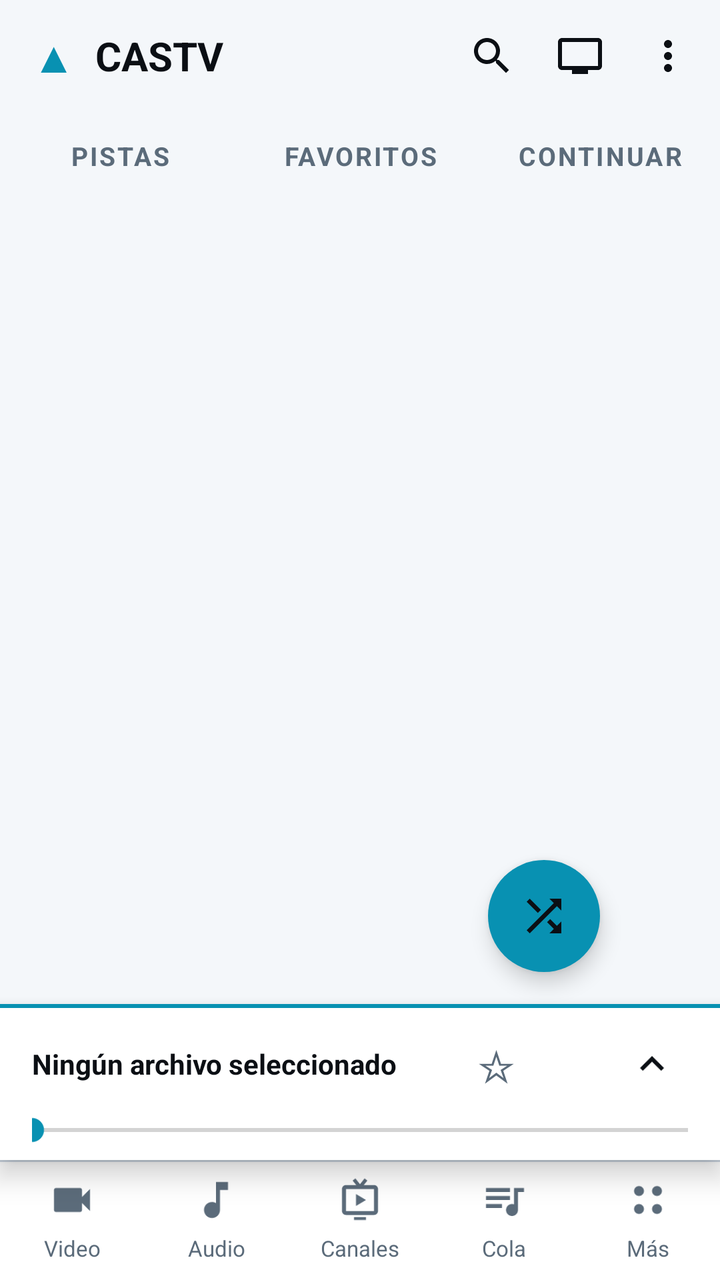
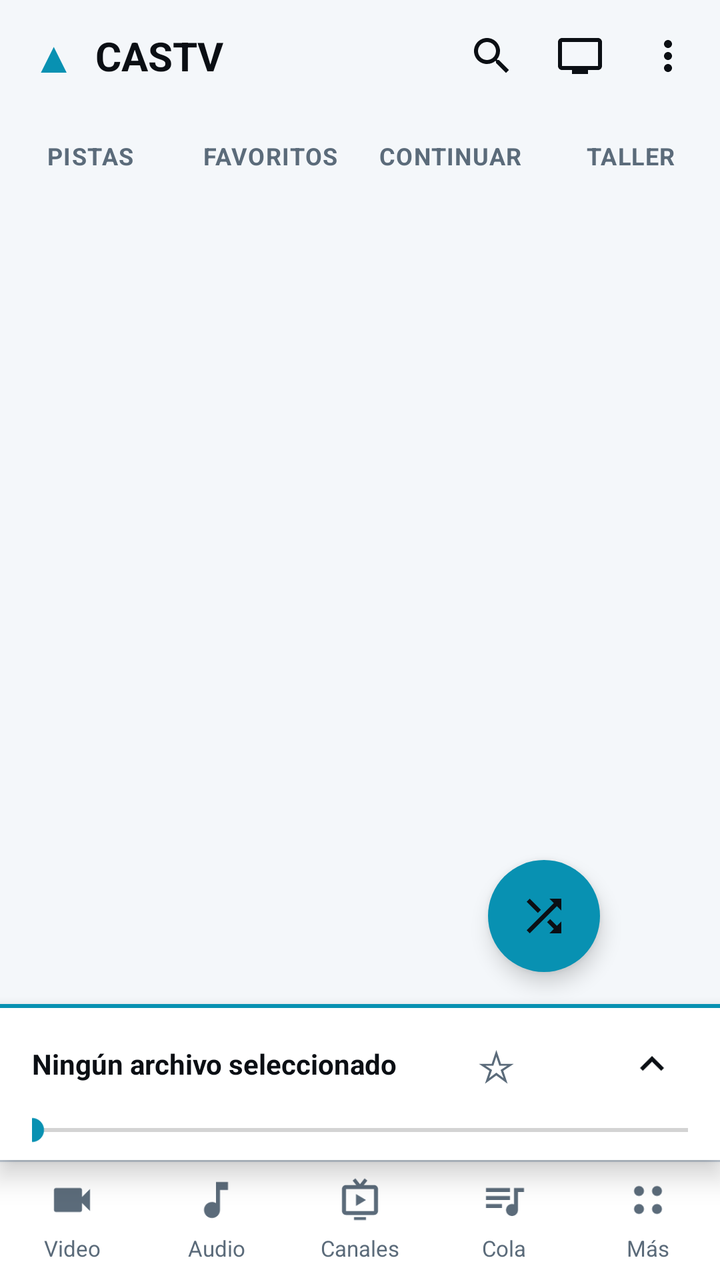

Screens rendered from an Android XML layout before and after an edit, with the pre-edit source and the edit as a unified diff.
<!-- AndroidManifest.xml: application theme Theme.Castv -->
<!-- res/layout/activity_main.xml -->
<?xml version="1.0" encoding="utf-8"?>
<LinearLayout xmlns:android="http://schemas.android.com/apk/res/android"
    android:layout_width="match_parent"
    android:layout_height="match_parent"
    android:background="?attr/castvBg"
    android:orientation="vertical">

    
    <LinearLayout
        android:layout_width="match_parent"
        android:layout_height="56dp"
        android:gravity="center_vertical"
        android:orientation="horizontal"
        android:paddingStart="16dp"
        android:paddingEnd="4dp">

        <TextView
            android:layout_width="wrap_content"
            android:layout_height="wrap_content"
            android:text="▲"
            android:textColor="?attr/castvAccent"
            android:textSize="22sp" />

        <TextView
            android:layout_width="wrap_content"
            android:layout_height="wrap_content"
            android:layout_marginStart="10dp"
            android:text="CASTV"
            android:textColor="@color/vlc_text"
            android:textSize="20sp"
            android:textStyle="bold" />

        <TextView
            android:id="@+id/tvVersion"
            android:layout_width="wrap_content"
            android:layout_height="wrap_content"
            android:layout_marginStart="8dp"
            android:text=""
            android:textColor="?attr/castvAccent"
            android:textSize="14sp"
            android:textStyle="bold" />

        
        <TextView
            android:id="@+id/tvIncog"
            android:layout_width="wrap_content"
            android:layout_height="wrap_content"
            android:layout_marginStart="8dp"
            android:contentDescription="Modo incógnito activado"
            android:text="🕵️‍♂️"
            android:textSize="18sp"
            android:visibility="gone" />

        <View
            android:layout_width="0dp"
            android:layout_height="1dp"
            android:layout_weight="1" />

        <ImageButton
            android:id="@+id/btnSearch"
            android:layout_width="44dp"
            android:layout_height="44dp"
            android:background="?attr/selectableItemBackgroundBorderless"
            android:contentDescription="Buscar"
            android:padding="10dp"
            android:scaleType="fitCenter"
            android:src="@drawable/ic_search" />

        <ImageButton
            android:id="@+id/btnOutput"
            android:layout_width="44dp"
            android:layout_height="44dp"
            android:background="?attr/selectableItemBackgroundBorderless"
            android:contentDescription="Salida de música"
            android:padding="10dp"
            android:scaleType="fitCenter"
            android:src="@drawable/ic_tv" />

        <ImageButton
            android:id="@+id/btnMenu"
            android:layout_width="44dp"
            android:layout_height="44dp"
            android:background="?attr/selectableItemBackgroundBorderless"
            android:contentDescription="Más opciones"
            android:padding="10dp"
            android:scaleType="fitCenter"
            android:src="@drawable/ic_more_vert_w" />
    </LinearLayout>

    
    <LinearLayout
        android:id="@+id/searchBar"
        android:layout_width="match_parent"
        android:layout_height="wrap_content"
        android:gravity="center_vertical"
        android:orientation="horizontal"
        android:paddingStart="12dp"
        android:paddingEnd="12dp"
        android:paddingBottom="8dp"
        android:visibility="gone">

        <EditText
            android:id="@+id/etSearch"
            android:layout_width="0dp"
            android:layout_height="44dp"
            android:layout_weight="1"
            android:background="@drawable/bg_search"
            android:hint="Buscar..."
            android:imeOptions="actionSearch"
            android:importantForAutofill="no"
            android:inputType="text"
            android:maxLines="1"
            android:paddingStart="16dp"
            android:paddingEnd="16dp"
            android:singleLine="true"
            android:textColor="@color/vlc_text"
            android:textColorHint="@color/vlc_muted"
            android:textSize="14sp" />

        <TextView
            android:id="@+id/btnClearSearch"
            android:layout_width="44dp"
            android:layout_height="44dp"
            android:gravity="center"
            android:text="✕"
            android:textColor="@color/vlc_muted"
            android:textSize="16sp"
            android:visibility="gone" />
    </LinearLayout>

    
    <TextView
        android:id="@+id/tvSearchChannels"
        android:layout_width="match_parent"
        android:layout_height="40dp"
        android:ellipsize="end"
        android:gravity="center_vertical"
        android:maxLines="1"
        android:paddingStart="16dp"
        android:paddingEnd="16dp"
        android:textColor="?attr/castvAccent"
        android:textSize="13sp"
        android:textStyle="bold"
        android:visibility="gone" />

    
    <LinearLayout
        android:layout_width="match_parent"
        android:layout_height="44dp"
        android:orientation="horizontal">

        <TextView
            android:id="@+id/tabAll"
            android:layout_width="0dp"
            android:layout_height="match_parent"
            android:layout_weight="1"
            android:background="@drawable/tab_off"
            android:gravity="center"
            android:letterSpacing="0.08"
            android:text="PISTAS"
            android:textColor="@color/vlc_muted"
            android:textSize="13sp"
            android:textStyle="bold" />

        <TextView
            android:id="@+id/tabFavs"
            android:layout_width="0dp"
            android:layout_height="match_parent"
            android:layout_weight="1"
            android:background="@drawable/tab_off"
            android:gravity="center"
            android:letterSpacing="0.08"
            android:text="FAVORITOS"
            android:textColor="@color/vlc_muted"
            android:textSize="13sp"
            android:textStyle="bold" />

        <TextView
            android:id="@+id/tabResume"
            android:layout_width="0dp"
            android:layout_height="match_parent"
            android:layout_weight="1"
            android:background="@drawable/tab_off"
            android:gravity="center"
            android:letterSpacing="0.08"
            android:text="CONTINUAR"
            android:textColor="@color/vlc_muted"
            android:textSize="13sp"
            android:textStyle="bold" />
    </LinearLayout>

    
    <TextView
        android:id="@+id/tvFilter"
        android:layout_width="wrap_content"
        android:layout_height="32dp"
        android:layout_marginStart="12dp"
        android:layout_marginTop="6dp"
        android:background="@drawable/bg_chip"
        android:ellipsize="end"
        android:gravity="center_vertical"
        android:maxLines="1"
        android:paddingStart="14dp"
        android:paddingEnd="14dp"
        android:textColor="?attr/castvAccent"
        android:textSize="12sp"
        android:textStyle="bold"
        android:visibility="gone" />

    <TextView
        android:id="@+id/tvStatus"
        android:layout_width="match_parent"
        android:layout_height="wrap_content"
        android:ellipsize="end"
        android:maxLines="2"
        android:paddingStart="16dp"
        android:paddingTop="6dp"
        android:paddingEnd="16dp"
        android:paddingBottom="4dp"
        android:text="Buscando TV en la red..."
        android:textColor="@color/vlc_muted"
        android:textSize="12sp"
        android:visibility="gone" />

    <FrameLayout
        android:layout_width="match_parent"
        android:layout_height="0dp"
        android:layout_weight="1">

        <ListView
            android:id="@+id/listFiles"
            android:layout_width="match_parent"
            android:layout_height="match_parent"
            android:background="?attr/castvBg"
            android:clipToPadding="false"
            android:divider="@android:color/transparent"
            android:dividerHeight="0dp"
            android:footerDividersEnabled="false"
            android:headerDividersEnabled="false"
            android:paddingBottom="72dp"
            android:scrollbars="none" />

        
        <LinearLayout
            android:layout_width="match_parent"
            android:layout_height="wrap_content"
            android:layout_gravity="center"
            android:gravity="center_horizontal"
            android:orientation="vertical">

            <TextView
                android:id="@+id/tvEmpty"
                android:layout_width="match_parent"
                android:layout_height="wrap_content"
                android:gravity="center"
                android:lineSpacingExtra="4dp"
                android:padding="32dp"
                android:textColor="@color/vlc_muted"
                android:textSize="15sp"
                android:visibility="gone" />

            <TextView
                android:id="@+id/tvEmptyAction"
                android:layout_width="wrap_content"
                android:layout_height="40dp"
                android:layout_marginTop="-16dp"
                android:background="@drawable/bg_chip"
                android:gravity="center"
                android:paddingStart="20dp"
                android:paddingEnd="20dp"
                android:textColor="?attr/castvAccent"
                android:textSize="14sp"
                android:textStyle="bold"
                android:visibility="gone" />
        </LinearLayout>

        <ImageButton
            android:id="@+id/fabShuffle"
            android:layout_width="56dp"
            android:layout_height="56dp"
            android:layout_gravity="bottom|end"
            android:layout_marginBottom="16dp"
            android:layout_marginEnd="60dp"
            android:background="@drawable/ctrl_play"
            android:contentDescription="Mezclar y reproducir"
            android:elevation="6dp"
            android:padding="15dp"
            android:scaleType="fitCenter"
            android:src="@drawable/ic_shuffle"
            android:tint="#0B0F14" />
    </FrameLayout>

    <include layout="@layout/player_bar" />

    
    <LinearLayout
        android:layout_width="match_parent"
        android:layout_height="60dp"
        android:background="@drawable/bg_bottom_nav"
        android:orientation="horizontal">

        <TextView
            android:id="@+id/navVideo"
            android:layout_width="0dp"
            android:layout_height="match_parent"
            android:layout_weight="1"
            android:drawablePadding="2dp"
            android:drawableTint="@color/vlc_muted"
            android:drawableTop="@drawable/ic_nav_video"
            android:ellipsize="end"
            android:gravity="center"
            android:maxLines="1"
            android:paddingStart="4dp"
            android:paddingTop="8dp"
            android:paddingEnd="4dp"
            android:paddingBottom="6dp"
            android:text="Video"
            android:textColor="@color/vlc_muted"
            android:textSize="11sp" />

        <TextView
            android:id="@+id/navAudio"
            android:layout_width="0dp"
            android:layout_height="match_parent"
            android:layout_weight="1"
            android:drawablePadding="2dp"
            android:drawableTint="@color/vlc_muted"
            android:drawableTop="@drawable/ic_nav_audio"
            android:ellipsize="end"
            android:gravity="center"
            android:maxLines="1"
            android:paddingStart="4dp"
            android:paddingTop="8dp"
            android:paddingEnd="4dp"
            android:paddingBottom="6dp"
            android:text="Audio"
            android:textColor="@color/vlc_muted"
            android:textSize="11sp" />

        <TextView
            android:id="@+id/navFolders"
            android:layout_width="0dp"
            android:layout_height="match_parent"
            android:layout_weight="1"
            android:drawablePadding="2dp"
            android:drawableTint="@color/vlc_muted"
            android:drawableTop="@drawable/ic_nav_channels"
            android:ellipsize="end"
            android:gravity="center"
            android:maxLines="1"
            android:paddingStart="4dp"
            android:paddingTop="8dp"
            android:paddingEnd="4dp"
            android:paddingBottom="6dp"
            android:text="Canales"
            android:textColor="@color/vlc_muted"
            android:textSize="11sp" />

        <TextView
            android:id="@+id/navQueue"
            android:layout_width="0dp"
            android:layout_height="match_parent"
            android:layout_weight="1"
            android:drawablePadding="2dp"
            android:drawableTint="@color/vlc_muted"
            android:drawableTop="@drawable/ic_nav_queue"
            android:ellipsize="end"
            android:gravity="center"
            android:maxLines="1"
            android:paddingStart="4dp"
            android:paddingTop="8dp"
            android:paddingEnd="4dp"
            android:paddingBottom="6dp"
            android:text="Cola"
            android:textColor="@color/vlc_muted"
            android:textSize="11sp" />

        <TextView
            android:id="@+id/navMore"
            android:layout_width="0dp"
            android:layout_height="match_parent"
            android:layout_weight="1"
            android:drawablePadding="2dp"
            android:drawableTint="@color/vlc_muted"
            android:drawableTop="@drawable/ic_nav_more"
            android:ellipsize="end"
            android:gravity="center"
            android:maxLines="1"
            android:paddingStart="4dp"
            android:paddingTop="8dp"
            android:paddingEnd="4dp"
            android:paddingBottom="6dp"
            android:text="Más"
            android:textColor="@color/vlc_muted"
            android:textSize="11sp" />
    </LinearLayout>
</LinearLayout>
<!-- res/layout/player_bar.xml (included above) -->
<?xml version="1.0" encoding="utf-8"?>
<LinearLayout xmlns:android="http://schemas.android.com/apk/res/android"
    android:layout_width="match_parent"
    android:layout_height="wrap_content"
    android:background="@drawable/bg_mini_player"
    android:elevation="8dp"
    android:orientation="vertical"
    android:paddingStart="16dp"
    android:paddingTop="10dp"
    android:paddingEnd="16dp"
    android:paddingBottom="6dp">

    <LinearLayout
        android:layout_width="match_parent"
        android:layout_height="wrap_content"
        android:gravity="center_vertical"
        android:orientation="horizontal">

        <FrameLayout
            android:id="@+id/nowThumbBox"
            android:layout_width="56dp"
            android:layout_height="42dp"
            android:layout_marginEnd="10dp"
            android:background="@drawable/bg_thumb"
            android:clipToOutline="true"
            android:visibility="gone">

            <ImageView
                android:id="@+id/nowIcon"
                android:layout_width="match_parent"
                android:layout_height="match_parent"
                android:contentDescription="@null"
                android:padding="10dp"
                android:scaleType="fitCenter"
                android:src="@drawable/ic_nav_audio"
                android:tint="@color/vlc_muted" />

            <ImageView
                android:id="@+id/nowThumb"
                android:layout_width="match_parent"
                android:layout_height="match_parent"
                android:contentDescription="@null"
                android:scaleType="centerCrop"
                android:visibility="gone" />
        </FrameLayout>

        <TextView
            android:id="@+id/tvNowPlaying"
            android:layout_width="0dp"
            android:layout_height="wrap_content"
            android:layout_weight="1"
            android:ellipsize="end"
            android:maxLines="2"
            android:text="Ningún archivo seleccionado"
            android:textColor="@color/vlc_text"
            android:textSize="14sp"
            android:textStyle="bold" />

        <androidx.appcompat.widget.AppCompatButton
            android:id="@+id/btnNowFav"
            android:layout_width="40dp"
            android:layout_height="40dp"
            android:background="?attr/selectableItemBackgroundBorderless"
            android:minWidth="0dp"
            android:padding="0dp"
            android:text="☆"
            android:textColor="@color/vlc_muted"
            android:textSize="22sp" />

        <ImageButton
            android:id="@+id/btnQuick"
            android:layout_width="40dp"
            android:layout_height="40dp"
            android:background="?attr/selectableItemBackgroundBorderless"
            android:contentDescription="Reproducir o pausar"
            android:padding="8dp"
            android:scaleType="fitCenter"
            android:src="@drawable/ic_play_w" />

        <ImageButton
            android:id="@+id/btnExpand"
            android:layout_width="36dp"
            android:layout_height="40dp"
            android:background="?attr/selectableItemBackgroundBorderless"
            android:contentDescription="Mostrar controles"
            android:padding="6dp"
            android:scaleType="fitCenter"
            android:src="@drawable/ic_expand" />
    </LinearLayout>

    <SeekBar
        android:id="@+id/seekBar"
        android:layout_width="match_parent"
        android:layout_height="wrap_content"
        android:layout_marginTop="4dp"
        android:enabled="false"
        android:max="100"
        android:paddingStart="0dp"
        android:paddingEnd="0dp"
        android:progressBackgroundTint="#555555"
        android:progressTint="?attr/castvAccent"
        android:thumbTint="?attr/castvAccent" />

    <LinearLayout
        android:id="@+id/playerExpanded"
        android:layout_width="match_parent"
        android:layout_height="wrap_content"
        android:orientation="vertical"
        android:visibility="gone">

    
    <ImageView
        android:id="@+id/nowBigArt"
        android:layout_width="match_parent"
        android:layout_height="190dp"
        android:layout_marginBottom="8dp"
        android:background="@drawable/bg_thumb"
        android:clipToOutline="true"
        android:contentDescription="@null"
        android:scaleType="fitCenter"
        android:visibility="gone" />

    <RelativeLayout
        android:layout_width="match_parent"
        android:layout_height="wrap_content">

        <TextView
            android:id="@+id/tvElapsed"
            android:layout_width="wrap_content"
            android:layout_height="wrap_content"
            android:layout_alignParentStart="true"
            android:text="0:00"
            android:textColor="@color/vlc_muted"
            android:textSize="12sp" />

        <TextView
            android:id="@+id/tvDuration"
            android:layout_width="wrap_content"
            android:layout_height="wrap_content"
            android:layout_alignParentEnd="true"
            android:text="--:--"
            android:textColor="@color/vlc_muted"
            android:textSize="12sp" />
    </RelativeLayout>

    <LinearLayout
        android:layout_width="match_parent"
        android:layout_height="wrap_content"
        android:gravity="center_vertical"
        android:orientation="horizontal">

        <androidx.appcompat.widget.AppCompatButton
            android:id="@+id/btnBack10"
            android:layout_width="56dp"
            android:layout_height="40dp"
            android:background="?attr/selectableItemBackgroundBorderless"
            android:minWidth="0dp"
            android:padding="0dp"
            android:text="−10"
            android:textAllCaps="false"
            android:textColor="@color/vlc_text"
            android:textSize="13sp"
            android:textStyle="bold" />

        <ImageButton
            android:id="@+id/btnMute"
            android:layout_width="40dp"
            android:layout_height="40dp"
            android:background="?attr/selectableItemBackgroundBorderless"
            android:contentDescription="Silencio"
            android:padding="8dp"
            android:scaleType="fitCenter"
            android:src="@drawable/ic_vol_on" />

        <SeekBar
            android:id="@+id/volSeek"
            android:layout_width="0dp"
            android:layout_height="wrap_content"
            android:layout_weight="1"
            android:max="100"
            android:progressBackgroundTint="#555555"
            android:progressTint="?attr/castvAccent"
            android:thumbTint="?attr/castvAccent" />

        <androidx.appcompat.widget.AppCompatButton
            android:id="@+id/btnFwd10"
            android:layout_width="56dp"
            android:layout_height="40dp"
            android:background="?attr/selectableItemBackgroundBorderless"
            android:minWidth="0dp"
            android:padding="0dp"
            android:text="+10"
            android:textAllCaps="false"
            android:textColor="@color/vlc_text"
            android:textSize="13sp"
            android:textStyle="bold" />
    </LinearLayout>

    <LinearLayout
        android:layout_width="match_parent"
        android:layout_height="wrap_content"
        android:gravity="center_vertical"
        android:orientation="horizontal">

        <ImageButton
            android:id="@+id/btnShuffle"
            android:layout_width="0dp"
            android:layout_height="44dp"
            android:layout_weight="1"
            android:background="?attr/selectableItemBackgroundBorderless"
            android:contentDescription="Mezclar"
            android:padding="11dp"
            android:scaleType="fitCenter"
            android:src="@drawable/ic_shuffle" />

        <ImageButton
            android:id="@+id/btnPrev"
            android:layout_width="0dp"
            android:layout_height="44dp"
            android:layout_weight="1"
            android:background="?attr/selectableItemBackgroundBorderless"
            android:contentDescription="Anterior"
            android:padding="11dp"
            android:scaleType="fitCenter"
            android:src="@drawable/ic_prev" />


        <ImageButton
            android:id="@+id/btnPlay"
            android:layout_width="52dp"
            android:layout_height="52dp"
            android:background="@drawable/ctrl_play"
            android:contentDescription="Reproducir"
            android:padding="13dp"
            android:scaleType="fitCenter"
            android:src="@drawable/ic_play" />

        <ImageButton
            android:id="@+id/btnStop"
            android:layout_width="0dp"
            android:layout_height="44dp"
            android:layout_weight="1"
            android:background="?attr/selectableItemBackgroundBorderless"
            android:contentDescription="Detener"
            android:padding="11dp"
            android:scaleType="fitCenter"
            android:src="@drawable/ic_stop" />

        <ImageButton
            android:id="@+id/btnNext"
            android:layout_width="0dp"
            android:layout_height="44dp"
            android:layout_weight="1"
            android:background="?attr/selectableItemBackgroundBorderless"
            android:contentDescription="Siguiente"
            android:padding="11dp"
            android:scaleType="fitCenter"
            android:src="@drawable/ic_next" />

        <ImageButton
            android:id="@+id/btnAuto"
            android:layout_width="0dp"
            android:layout_height="44dp"
            android:layout_weight="1"
            android:background="@drawable/ctrl_off"
            android:contentDescription="Auto-avance"
            android:padding="11dp"
            android:scaleType="fitCenter"
            android:src="@drawable/ic_repeat" />
    </LinearLayout>
    </LinearLayout>
</LinearLayout>
<!-- resources referenced by this layout -->
<resources>
  <color name="vlc_muted">#5B6B7A</color>
  <color name="vlc_text">#0B0F14</color>
  <!-- drawable bg_chip (drawable) -->
  <?xml version="1.0" encoding="utf-8"?>
  <shape xmlns:android="http://schemas.android.com/apk/res/android">
      <solid android:color="?attr/castvSurface2"/>
      <stroke android:width="1dp" android:color="?attr/castvStroke"/>
      <corners android:radius="18dp"/>
  </shape>
  <!-- drawable bg_search (drawable) -->
  <?xml version="1.0" encoding="utf-8"?>
  <shape xmlns:android="http://schemas.android.com/apk/res/android">
      <solid android:color="?attr/castvSurface2"/>
      <corners android:radius="22dp"/>
  </shape>
  <!-- drawable bg_thumb (drawable) -->
  <?xml version="1.0" encoding="utf-8"?>
  <shape xmlns:android="http://schemas.android.com/apk/res/android">
      <solid android:color="?attr/castvSurface2"/>
      <corners android:radius="10dp"/>
  </shape>
  <!-- drawable ctrl_off (drawable) -->
  <?xml version="1.0" encoding="utf-8"?>
  <shape xmlns:android="http://schemas.android.com/apk/res/android">
      <solid android:color="@android:color/transparent"/>
  </shape>
  <!-- drawable ctrl_play (drawable) -->
  <?xml version="1.0" encoding="utf-8"?>
  <shape xmlns:android="http://schemas.android.com/apk/res/android" android:shape="oval">
      <solid android:color="?attr/castvAccent"/>
  </shape>
  <!-- drawable ic_next (drawable) -->
  <?xml version="1.0" encoding="utf-8"?>
  <vector xmlns:android="http://schemas.android.com/apk/res/android"
      android:width="24dp"
      android:height="24dp"
      android:viewportWidth="24"
      android:viewportHeight="24">
      <path
          android:fillColor="@color/vlc_text"
          android:pathData="M6,18l8.5,-6L6,6v12zM16,6v12h2V6h-2z" />
  </vector>
  <!-- drawable ic_play (drawable) -->
  <?xml version="1.0" encoding="utf-8"?>
  <vector xmlns:android="http://schemas.android.com/apk/res/android"
      android:width="24dp"
      android:height="24dp"
      android:viewportWidth="24"
      android:viewportHeight="24">
      <path
          android:fillColor="#0B0F14"
          android:pathData="M8,5v14l11,-7z" />
  </vector>
  <!-- drawable ic_play_w (drawable) -->
  <?xml version="1.0" encoding="utf-8"?>
  <vector xmlns:android="http://schemas.android.com/apk/res/android"
      android:width="24dp"
      android:height="24dp"
      android:viewportWidth="24"
      android:viewportHeight="24">
      <path
          android:fillColor="#FFFFFF"
          android:pathData="M8,5v14l11,-7z" />
  </vector>
  <!-- drawable ic_prev (drawable) -->
  <?xml version="1.0" encoding="utf-8"?>
  <vector xmlns:android="http://schemas.android.com/apk/res/android"
      android:width="24dp"
      android:height="24dp"
      android:viewportWidth="24"
      android:viewportHeight="24">
      <path
          android:fillColor="@color/vlc_text"
          android:pathData="M6,6h2v12H6zm3.5,6l8.5,6V6z" />
  </vector>
  <!-- drawable ic_stop (drawable) -->
  <?xml version="1.0" encoding="utf-8"?>
  <vector xmlns:android="http://schemas.android.com/apk/res/android"
      android:width="24dp"
      android:height="24dp"
      android:viewportWidth="24"
      android:viewportHeight="24">
      <path
          android:fillColor="@color/vlc_text"
          android:pathData="M6,6h12v12H6z" />
  </vector>
  <!-- drawable tab_off (drawable) -->
  <?xml version="1.0" encoding="utf-8"?>
  <shape xmlns:android="http://schemas.android.com/apk/res/android">
      <solid android:color="@android:color/transparent"/>
  </shape>
  <color name="accent_cyan">#0891B2</color>
  <color name="accent_cyan_soft">#330891B2</color>
  <color name="accent_cyan_bg">#D9F3F8</color>
  <color name="vlc_bg">#F4F7FA</color>
  <color name="vlc_surface">#FFFFFF</color>
  <color name="vlc_surface2">#E6ECF2</color>
  <color name="vlc_nav">#CBD5E1</color>
  <color name="vlc_stroke">#CBD5E1</color>
  <!-- unchanged entries left out for length: 17 -->
</resources>

<!-- the commit's change to res/layout/activity_main.xml (unified diff, before → after) -->
@@ -155,11 +155,13 @@
             android:layout_height="match_parent"
             android:layout_weight="1"
             android:background="@drawable/tab_off"
-            android:gravity="center"
-            android:letterSpacing="0.08"
+            android:ellipsize="end"
+            android:gravity="center"
+            android:maxLines="1"
+            android:letterSpacing="0.04"
             android:text="PISTAS"
             android:textColor="@color/vlc_muted"
-            android:textSize="13sp"
+            android:textSize="12sp"
             android:textStyle="bold" />
 
         <TextView
@@ -168,11 +170,13 @@
             android:layout_height="match_parent"
             android:layout_weight="1"
             android:background="@drawable/tab_off"
-            android:gravity="center"
-            android:letterSpacing="0.08"
+            android:ellipsize="end"
+            android:gravity="center"
+            android:maxLines="1"
+            android:letterSpacing="0.04"
             android:text="FAVORITOS"
             android:textColor="@color/vlc_muted"
-            android:textSize="13sp"
+            android:textSize="12sp"
             android:textStyle="bold" />
 
         <TextView
@@ -181,11 +185,28 @@
             android:layout_height="match_parent"
             android:layout_weight="1"
             android:background="@drawable/tab_off"
-            android:gravity="center"
-            android:letterSpacing="0.08"
+            android:ellipsize="end"
+            android:gravity="center"
+            android:maxLines="1"
+            android:letterSpacing="0.04"
             android:text="CONTINUAR"
             android:textColor="@color/vlc_muted"
-            android:textSize="13sp"
+            android:textSize="12sp"
+            android:textStyle="bold" />
+        
+        <TextView
+            android:id="@+id/tabWork"
+            android:layout_width="0dp"
+            android:layout_height="match_parent"
+            android:layout_weight="1"
+            android:background="@drawable/tab_off"
+            android:ellipsize="end"
+            android:gravity="center"
+            android:letterSpacing="0.04"
+            android:maxLines="1"
+            android:text="TALLER"
+            android:textColor="@color/vlc_muted"
+            android:textSize="12sp"
             android:textStyle="bold" />
     </LinearLayout>
 
